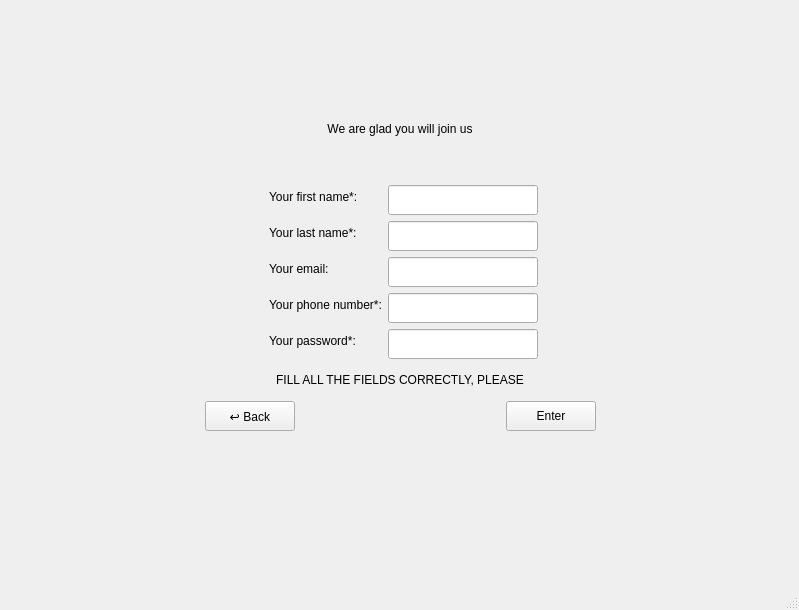
Old version of the form gui/mainwindow.ui in the repository bergamontt/nong-bong.
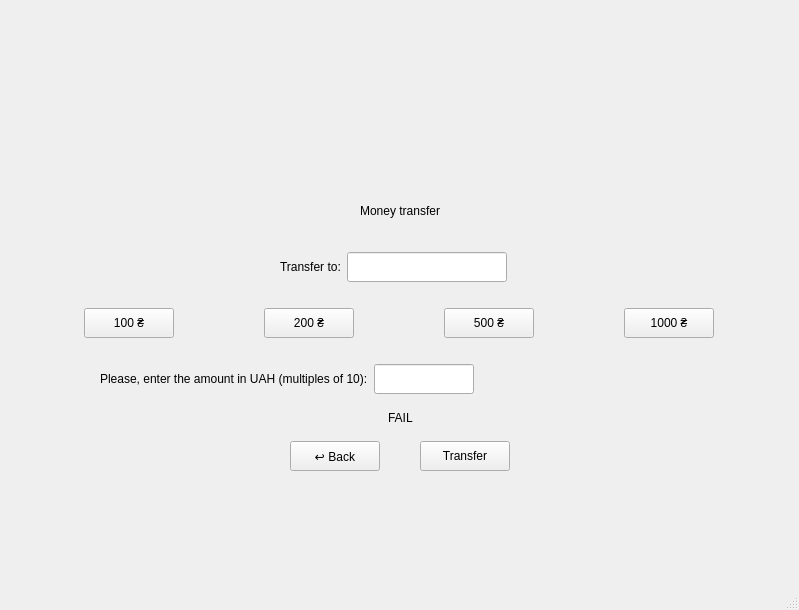
New version of the form. The open tabs and pages were chosen to show the change. Custom widgets are drawn as their Qt base class.

Commit message: Added card money transfer, updated card DAO and service functionality

```diff
--- a/gui/mainwindow.ui
+++ b/gui/mainwindow.ui
@@ -682,6 +682,291 @@
       <layout class="QVBoxLayout" name="currentCard_2"/>
      </widget>
     </widget>
+    <widget class="QWidget" name="transferScreen">
+     <widget class="QWidget" name="verticalLayoutWidget_7">
+      <property name="geometry">
+       <rect>
+        <x>0</x>
+        <y>60</y>
+        <width>801</width>
+        <height>441</height>
+       </rect>
+      </property>
+      <layout class="QVBoxLayout" name="verticalLayout_11">
+       <item alignment="Qt::AlignmentFlag::AlignHCenter">
+        <widget class="BankCardWidget" name="W_currentCard_3" native="true">
+         <property name="minimumSize">
+          <size>
+           <width>275</width>
+           <height>160</height>
+          </size>
+         </property>
+         <property name="maximumSize">
+          <size>
+           <width>275</width>
+           <height>160</height>
+          </size>
+         </property>
+         <layout class="QVBoxLayout" name="currentCard_6"/>
+        </widget>
+       </item>
+       <item>
+        <layout class="QVBoxLayout" name="verticalLayout_12">
+         <item alignment="Qt::AlignmentFlag::AlignHCenter">
+          <widget class="QLabel" name="L_moneyTransfer">
+           <property name="minimumSize">
+            <size>
+             <width>150</width>
+             <height>30</height>
+            </size>
+           </property>
+           <property name="maximumSize">
+            <size>
+             <width>150</width>
+             <height>30</height>
+            </size>
+           </property>
+           <property name="text">
+            <string>Money transfer</string>
+           </property>
+           <property name="alignment">
+            <set>Qt::AlignmentFlag::AlignCenter</set>
+           </property>
+          </widget>
+         </item>
+         <item>
+          <layout class="QFormLayout" name="formLayout_5">
+           <property name="leftMargin">
+            <number>280</number>
+           </property>
+           <property name="topMargin">
+            <number>20</number>
+           </property>
+           <property name="rightMargin">
+            <number>100</number>
+           </property>
+           <item row="0" column="0">
+            <widget class="QLabel" name="L_enterTransferDest">
+             <property name="minimumSize">
+              <size>
+               <width>0</width>
+               <height>30</height>
+              </size>
+             </property>
+             <property name="text">
+              <string>Transfer to:</string>
+             </property>
+            </widget>
+           </item>
+           <item row="0" column="1">
+            <widget class="QLineEdit" name="LE_transferDest">
+             <property name="minimumSize">
+              <size>
+               <width>160</width>
+               <height>30</height>
+              </size>
+             </property>
+             <property name="maximumSize">
+              <size>
+               <width>160</width>
+               <height>30</height>
+              </size>
+             </property>
+            </widget>
+           </item>
+          </layout>
+         </item>
+         <item>
+          <layout class="QHBoxLayout" name="horizontalLayout_7">
+           <property name="topMargin">
+            <number>20</number>
+           </property>
+           <item>
+            <widget class="QPushButton" name="B_T100">
+             <property name="minimumSize">
+              <size>
+               <width>90</width>
+               <height>30</height>
+              </size>
+             </property>
+             <property name="maximumSize">
+              <size>
+               <width>90</width>
+               <height>30</height>
+              </size>
+             </property>
+             <property name="text">
+              <string>100 ₴</string>
+             </property>
+            </widget>
+           </item>
+           <item>
+            <widget class="QPushButton" name="B_T200">
+             <property name="minimumSize">
+              <size>
+               <width>90</width>
+               <height>30</height>
+              </size>
+             </property>
+             <property name="maximumSize">
+              <size>
+               <width>90</width>
+               <height>30</height>
+              </size>
+             </property>
+             <property name="text">
+              <string>200 ₴</string>
+             </property>
+            </widget>
+           </item>
+           <item>
+            <widget class="QPushButton" name="B_T500">
+             <property name="minimumSize">
+              <size>
+               <width>90</width>
+               <height>30</height>
+              </size>
+             </property>
+             <property name="maximumSize">
+              <size>
+               <width>90</width>
+               <height>30</height>
+              </size>
+             </property>
+             <property name="text">
+              <string>500 ₴</string>
+             </property>
+            </widget>
+           </item>
+           <item>
+            <widget class="QPushButton" name="B_T1000">
+             <property name="minimumSize">
+              <size>
+               <width>90</width>
+               <height>30</height>
+              </size>
+             </property>
+             <property name="maximumSize">
+              <size>
+               <width>90</width>
+               <height>30</height>
+              </size>
+             </property>
+             <property name="text">
+              <string>1000 ₴</string>
+             </property>
+            </widget>
+           </item>
+          </layout>
+         </item>
+         <item>
+          <layout class="QFormLayout" name="formLayout_4">
+           <property name="leftMargin">
+            <number>100</number>
+           </property>
+           <property name="topMargin">
+            <number>20</number>
+           </property>
+           <property name="rightMargin">
+            <number>100</number>
+           </property>
+           <item row="0" column="0">
+            <widget class="QLabel" name="L_enterTheAmount_2">
+             <property name="minimumSize">
+              <size>
+               <width>0</width>
+               <height>30</height>
+              </size>
+             </property>
+             <property name="text">
+              <string>Please, enter the amount in UAH (multiples of 10):</string>
+             </property>
+            </widget>
+           </item>
+           <item row="0" column="1">
+            <widget class="QLineEdit" name="LE_enteredTransferAmount">
+             <property name="minimumSize">
+              <size>
+               <width>100</width>
+               <height>30</height>
+              </size>
+             </property>
+             <property name="maximumSize">
+              <size>
+               <width>100</width>
+               <height>30</height>
+              </size>
+             </property>
+            </widget>
+           </item>
+          </layout>
+         </item>
+         <item alignment="Qt::AlignmentFlag::AlignHCenter">
+          <widget class="QLabel" name="L_failTransfer">
+           <property name="text">
+            <string>FAIL</string>
+           </property>
+          </widget>
+         </item>
+         <item>
+          <layout class="QHBoxLayout" name="horizontalLayout_8">
+           <property name="spacing">
+            <number>0</number>
+           </property>
+           <property name="leftMargin">
+            <number>250</number>
+           </property>
+           <property name="rightMargin">
+            <number>250</number>
+           </property>
+           <item>
+            <widget class="QPushButton" name="B_cancelTransfer">
+             <property name="minimumSize">
+              <size>
+               <width>90</width>
+               <height>30</height>
+              </size>
+             </property>
+             <property name="maximumSize">
+              <size>
+               <width>90</width>
+               <height>30</height>
+              </size>
+             </property>
+             <property name="text">
+              <string>↩ Back</string>
+             </property>
+             <property name="checkable">
+              <bool>false</bool>
+             </property>
+            </widget>
+           </item>
+           <item>
+            <widget class="QPushButton" name="B_enterTransfer">
+             <property name="minimumSize">
+              <size>
+               <width>90</width>
+               <height>30</height>
+              </size>
+             </property>
+             <property name="maximumSize">
+              <size>
+               <width>90</width>
+               <height>30</height>
+              </size>
+             </property>
+             <property name="text">
+              <string>Transfer</string>
+             </property>
+            </widget>
+           </item>
+          </layout>
+         </item>
+        </layout>
+       </item>
+      </layout>
+     </widget>
+    </widget>
     <widget class="QWidget" name="changePinScreen">
      <widget class="QWidget" name="layoutWidget">
       <property name="geometry">
```
Left out of the diff: 2 changed lines with no effect on the pictures. The commit also changes 10 other files.
